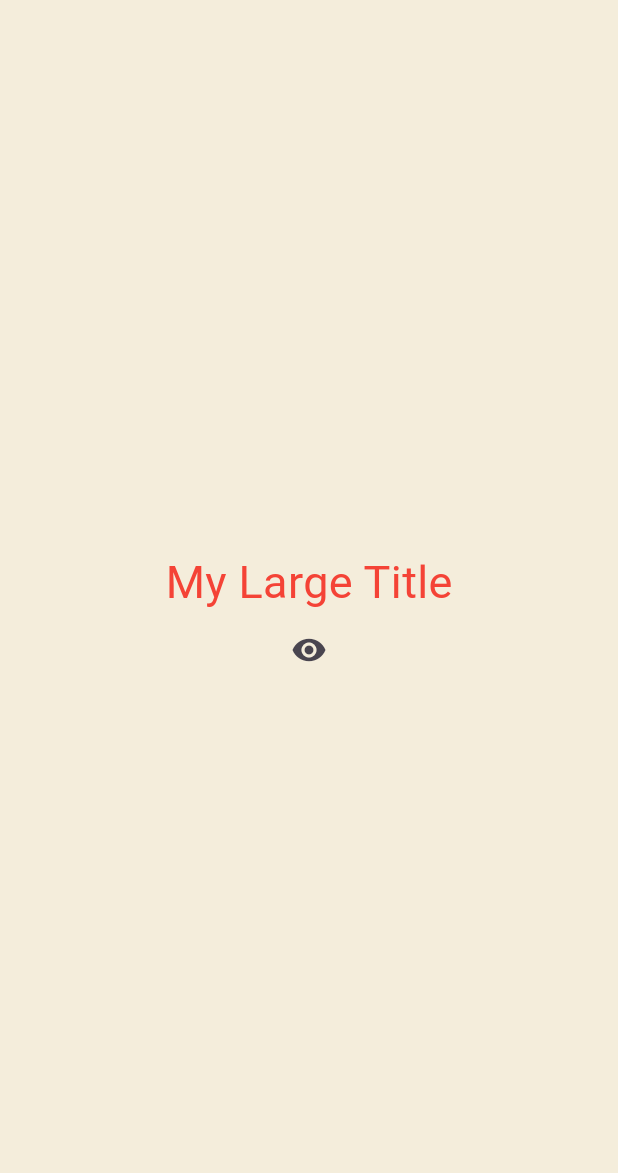
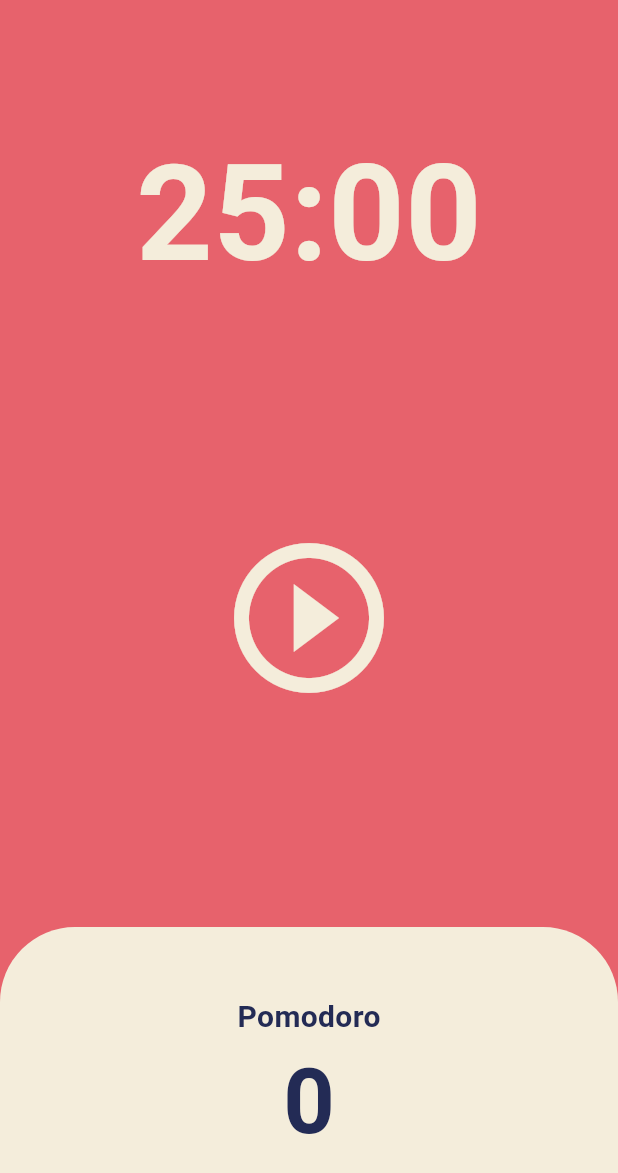
Before and after one commit to RubiYH/toonflix, a Flutter app: the screen it shows after launch, on a phone screen of 412 x 824 dp. Shown: the top 1173 px of the screen. Run offline on Flutter 3.47's test engine with Material 3 defaults, Android fonts, the light colour scheme and no system bars.

Commit message:
Pomodoro app (+ reset button)

```diff
--- a/lib/main.dart
+++ b/lib/main.dart
@@ -1,4 +1,5 @@
 import 'package:flutter/material.dart';
+import 'package:toonflix/screens/home_screen.dart';
 
 void main() {
   runApp(const App());
@@ -12,75 +13,19 @@
 }
 
 class _AppState extends State<App> {
-  bool showTitle = true;
-
-  void toggleTitle() {
-    setState(() {
-      showTitle = !showTitle;
-    });
-  }
-
   @override
   Widget build(BuildContext context) {
     return MaterialApp(
-      theme: ThemeData(
-        textTheme: const TextTheme(
-          titleLarge: TextStyle(
-            color: Colors.red,
+        theme: ThemeData(
+          colorScheme:
+              ColorScheme.fromSwatch(backgroundColor: const Color(0xFFE7626C)),
+          textTheme: const TextTheme(
+            displayLarge: TextStyle(
+              color: Color(0xFF232B55),
+            ),
           ),
+          cardColor: const Color(0xFFF4EDDB),
         ),
-      ),
-      home: Scaffold(
-        backgroundColor: const Color(0xFFF4EDDB),
-        body: Center(
-          child: Column(
-            mainAxisAlignment: MainAxisAlignment.center,
-            children: [
-              showTitle ? const MyLargeTitle() : const Text("nothing to see"),
-              IconButton(
-                  onPressed: toggleTitle,
-                  icon: const Icon(Icons.remove_red_eye))
-            ],
-          ),
-        ),
-      ),
-    );
+        home: const HomeScreen());
   }
 }
-
-class MyLargeTitle extends StatefulWidget {
-  const MyLargeTitle({
-    super.key,
-  });
-
-  @override
-  State<MyLargeTitle> createState() => _MyLargeTitleState();
-}
-
-class _MyLargeTitleState extends State<MyLargeTitle> {
-  int count = 0;
-
-  @override
-  void initState() {
-    super.initState();
-    print('initState!');
-  }
-
-  @override
-  void dispose() {
-    super.dispose();
-    print("dispose");
-  }
-
-  @override
-  Widget build(BuildContext context) {
-    print('build!');
-    return Text(
-      "My Large Title",
-      style: TextStyle(
-        fontSize: 30,
-        color: Theme.of(context).textTheme.titleLarge!.color,
-      ),
-    );
-  }
-}
--- /dev/null
+++ b/lib/screens/home_screen.dart
@@ -0,0 +1,157 @@
+import 'dart:async';
+
+import 'package:flutter/material.dart';
+
+class HomeScreen extends StatefulWidget {
+  const HomeScreen({super.key});
+
+  @override
+  State<HomeScreen> createState() => _HomeScreenState();
+}
+
+class _HomeScreenState extends State<HomeScreen> {
+  static const twentyFiveMinutes = 1500;
+  int totalSeconds = twentyFiveMinutes;
+  bool isRunning = false;
+  int totalPomodoros = 0;
+  late Timer timer;
+
+  void onTick(Timer timer) {
+    if (totalSeconds == 0) {
+      setState(() {
+        totalPomodoros = totalPomodoros + 1;
+        isRunning = false;
+        totalSeconds = twentyFiveMinutes;
+      });
+      timer.cancel();
+    } else {
+      setState(() {
+        totalSeconds--;
+      });
+    }
+  }
+
+  void onStartPressed() {
+    timer = Timer.periodic(
+      const Duration(seconds: 1),
+      onTick,
+    );
+    setState(() {
+      isRunning = true;
+    });
+  }
+
+  void onPausePressed() {
+    timer.cancel();
+    setState(() {
+      isRunning = false;
+    });
+  }
+
+  void onResetPressed() {
+    timer.cancel();
+    setState(() {
+      totalSeconds = twentyFiveMinutes;
+    });
+    isRunning = false;
+  }
+
+  String format(int seconds) {
+    var duration = Duration(seconds: seconds);
+    return duration.toString().split(".").first.substring(2, 7);
+  }
+
+  @override
+  Widget build(BuildContext context) {
+    return Scaffold(
+      backgroundColor: Theme.of(context).colorScheme.background,
+      body: Column(
+        children: [
+          Flexible(
+            flex: 1,
+            child: Container(
+              alignment: Alignment.bottomCenter,
+              child: Text(
+                format(totalSeconds),
+                style: TextStyle(
+                    color: Theme.of(context).cardColor,
+                    fontSize: 89,
+                    fontWeight: FontWeight.w600),
+              ),
+            ),
+          ),
+          Flexible(
+            flex: 2,
+            child: Center(
+              child: Column(
+                mainAxisAlignment: MainAxisAlignment.center,
+                children: [
+                  IconButton(
+                      icon: isRunning
+                          ? const Icon(Icons.pause_circle_outline)
+                          : const Icon(Icons.play_circle_outline),
+                      onPressed: isRunning ? onPausePressed : onStartPressed,
+                      iconSize: 120,
+                      color: Theme.of(context).cardColor),
+                  if (!isRunning && totalSeconds < twentyFiveMinutes)
+                    Transform.translate(
+                      offset: const Offset(0, 10),
+                      child: IconButton(
+                        onPressed: onResetPressed,
+                        icon: const Icon(
+                          Icons.restore_rounded,
+                        ),
+                        iconSize: 36,
+                        color: Colors.white.withOpacity(0.7),
+                      ),
+                    )
+                ],
+              ),
+            ),
+          ),
+          Flexible(
+            flex: 1,
+            child: Row(
+              children: [
+                Expanded(
+                  child: Container(
+                    decoration: BoxDecoration(
+                        color: Theme.of(context).cardColor,
+                        borderRadius: const BorderRadius.only(
+                            topLeft: Radius.circular(50),
+                            topRight: Radius.circular(50))),
+                    child: Column(
+                      mainAxisAlignment: MainAxisAlignment.center,
+                      children: [
+                        Text(
+                          "Pomodoro",
+                          style: TextStyle(
+                              fontSize: 20,
+                              color: Theme.of(context)
+                                  .textTheme
+                                  .displayLarge!
+                                  .color,
+                              fontWeight: FontWeight.w600),
+                        ),
+                        Text(
+                          "$totalPomodoros",
+                          style: TextStyle(
+                              fontSize: 60,
+                              color: Theme.of(context)
+                                  .textTheme
+                                  .displayLarge!
+                                  .color,
+                              fontWeight: FontWeight.w600),
+                        ),
+                      ],
+                    ),
+                  ),
+                ),
+              ],
+            ),
+          )
+        ],
+      ),
+    );
+  }
+}
```
